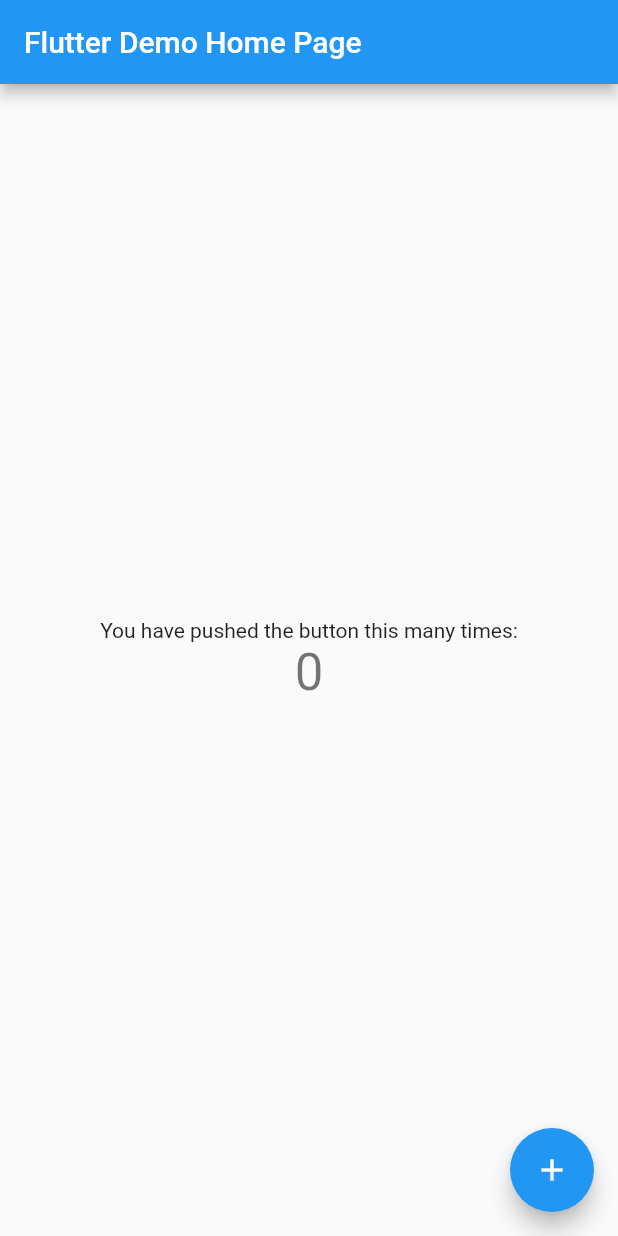
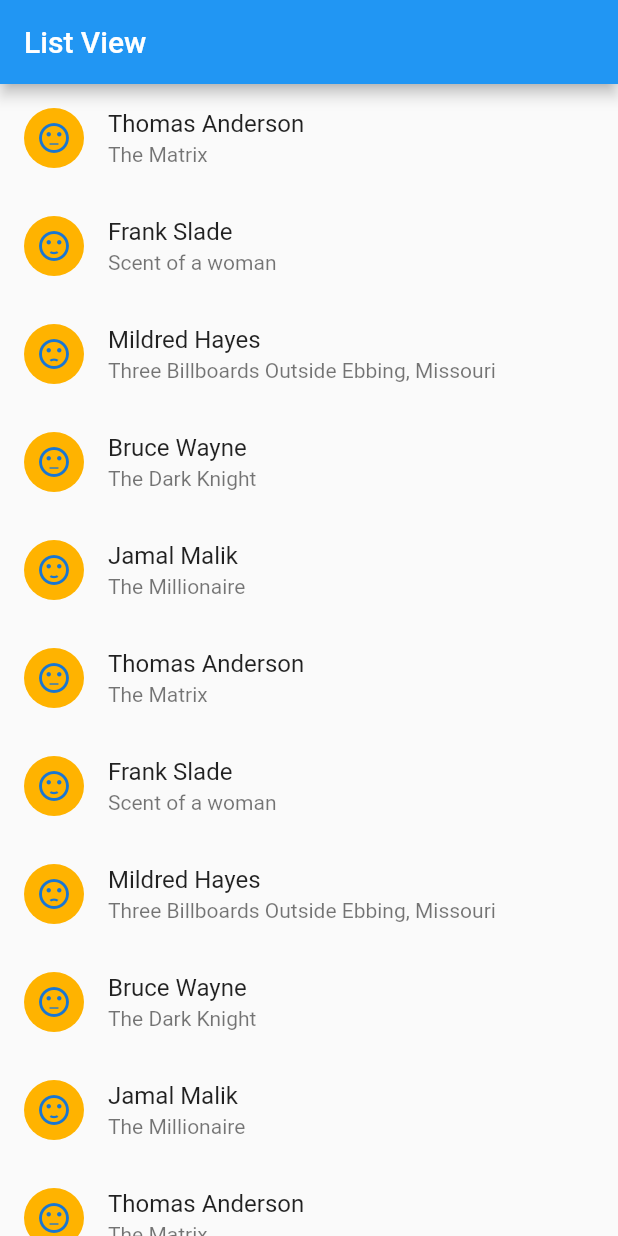
Before and after one commit to MillieNakiganda/flutter_contacts, a Flutter app: the screen it shows after launch, on a phone screen of 412 x 824 dp. Run offline on Flutter 3.47's test engine with Material 2 defaults, Android fonts, the phone set to English and light mode, and no system bars.

Commit message:
ch: add contact list view

```diff
--- a/flutter_contacts/lib/main.dart
+++ b/flutter_contacts/lib/main.dart
@@ -1,4 +1,6 @@
 import 'package:flutter/material.dart';
+
+import 'model/contactlist.dart';
 
 void main() {
   runApp(const MyApp());
@@ -13,103 +15,9 @@ class MyApp extends StatelessWidget {
     return MaterialApp(
       title: 'Flutter Demo',
       theme: ThemeData(
-        // This is the theme of your application.
-        //
-        // Try running your application with "flutter run". You'll see the
-        // application has a blue toolbar. Then, without quitting the app, try
-        // changing the primarySwatch below to Colors.green and then invoke
-        // "hot reload" (press "r" in the console where you ran "flutter run",
-        // or simply save your changes to "hot reload" in a Flutter IDE).
-        // Notice that the counter didn't reset back to zero; the application
-        // is not restarted.
         primarySwatch: Colors.blue,
       ),
-      home: const MyHomePage(title: 'Flutter Demo Home Page'),
+      home: const ListPage(),
     );
   }
 }
-
-class MyHomePage extends StatefulWidget {
-  const MyHomePage({Key? key, required this.title}) : super(key: key);
-
-  // This widget is the home page of your application. It is stateful, meaning
-  // that it has a State object (defined below) that contains fields that affect
-  // how it looks.
-
-  // This class is the configuration for the state. It holds the values (in this
-  // case the title) provided by the parent (in this case the App widget) and
-  // used by the build method of the State. Fields in a Widget subclass are
-  // always marked "final".
-
-  final String title;
-
-  @override
-  State<MyHomePage> createState() => _MyHomePageState();
-}
-
-class _MyHomePageState extends State<MyHomePage> {
-  int _counter = 0;
-
-  void _incrementCounter() {
-    setState(() {
-      // This call to setState tells the Flutter framework that something has
-      // changed in this State, which causes it to rerun the build method below
-      // so that the display can reflect the updated values. If we changed
-      // _counter without calling setState(), then the build method would not be
-      // called again, and so nothing would appear to happen.
-      _counter++;
-    });
-  }
-
-  @override
-  Widget build(BuildContext context) {
-    // This method is rerun every time setState is called, for instance as done
-    // by the _incrementCounter method above.
-    //
-    // The Flutter framework has been optimized to make rerunning build methods
-    // fast, so that you can just rebuild anything that needs updating rather
-    // than having to individually change instances of widgets.
-    return Scaffold(
-      appBar: AppBar(
-        // Here we take the value from the MyHomePage object that was created by
-        // the App.build method, and use it to set our appbar title.
-        title: Text(widget.title),
-      ),
-      body: Center(
-        // Center is a layout widget. It takes a single child and positions it
-        // in the middle of the parent.
-        child: Column(
-          // Column is also a layout widget. It takes a list of children and
-          // arranges them vertically. By default, it sizes itself to fit its
-          // children horizontally, and tries to be as tall as its parent.
-          //
-          // Invoke "debug painting" (press "p" in the console, choose the
-          // "Toggle Debug Paint" action from the Flutter Inspector in Android
-          // Studio, or the "Toggle Debug Paint" command in Visual Studio Code)
-          // to see the wireframe for each widget.
-          //
-          // Column has various properties to control how it sizes itself and
-          // how it positions its children. Here we use mainAxisAlignment to
-          // center the children vertically; the main axis here is the vertical
-          // axis because Columns are vertical (the cross axis would be
-          // horizontal).
-          mainAxisAlignment: MainAxisAlignment.center,
-          children: <Widget>[
-            const Text(
-              'You have pushed the button this many times:',
-            ),
-            Text(
-              '$_counter',
-              style: Theme.of(context).textTheme.headline4,
-            ),
-          ],
-        ),
-      ),
-      floatingActionButton: FloatingActionButton(
-        onPressed: _incrementCounter,
-        tooltip: 'Increment',
-        child: const Icon(Icons.add),
-      ), // This trailing comma makes auto-formatting nicer for build methods.
-    );
-  }
-}
--- /dev/null
+++ b/flutter_contacts/lib/model/contact.dart
@@ -0,0 +1,8 @@
+import 'package:flutter/cupertino.dart';
+
+class Contact {
+  Contact(this.name, this.subtitle, this.icon);
+  final String name;
+  final String subtitle;
+  final IconData icon;
+}
--- /dev/null
+++ b/flutter_contacts/lib/model/contactlist.dart
@@ -0,0 +1,47 @@
+import 'package:flutter/material.dart';
+import 'package:flutter_contacts/model/contact.dart';
+
+class ListPage extends StatelessWidget {
+  const ListPage({Key? key}) : super(key: key);
+  List<ListTile> showContacts() {
+    List<Contact> contacts = buildContacts();
+    for (int i = 0; i < 20; i++) {
+      contacts.addAll(buildContacts());
+    }
+    List<ListTile> list = [];
+    contacts.forEach((contact) {
+      list.add(ListTile(
+        title: Text(contact.name),
+        subtitle: Text(contact.subtitle),
+        leading: CircleAvatar(
+            child: Icon(contact.icon), backgroundColor: Colors.amber[600]),
+        onTap: () => true,
+      ));
+    });
+    return list;
+  }
+
+  List<Contact> buildContacts() {
+    List<Contact> contacts = [];
+    contacts
+        .add(Contact('Thomas Anderson', 'The Matrix', Icons.sentiment_neutral));
+    contacts.add(
+        Contact('Frank Slade', 'Scent of a woman', Icons.sentiment_satisfied));
+    contacts.add(Contact(
+        'Mildred Hayes',
+        'Three Billboards Outside Ebbing, Missouri',
+        Icons.sentiment_dissatisfied));
+    contacts.add(
+        Contact('Bruce Wayne', 'The Dark Knight', Icons.sentiment_neutral));
+    contacts.add(
+        Contact('Jamal Malik', 'The Millionaire', Icons.sentiment_satisfied));
+    return contacts;
+  }
+
+  @override
+  Widget build(BuildContext context) {
+    return Scaffold(
+        appBar: AppBar(title: Text('List View')),
+        body: Container(child: ListView(children: showContacts())));
+  }
+}
```
